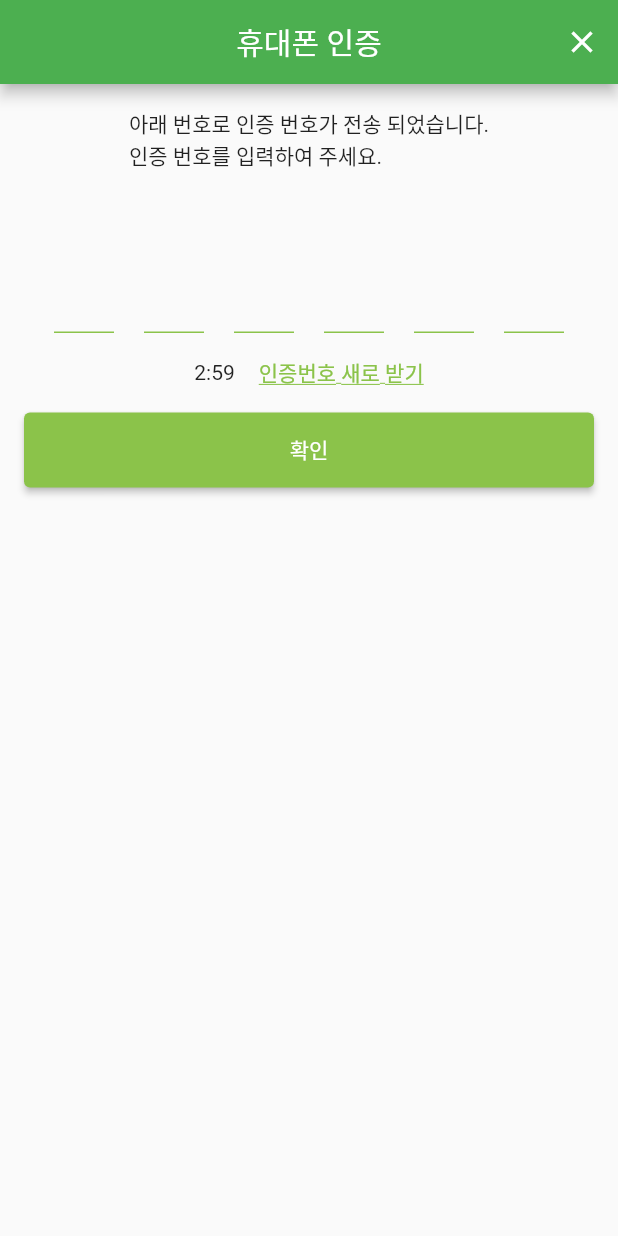
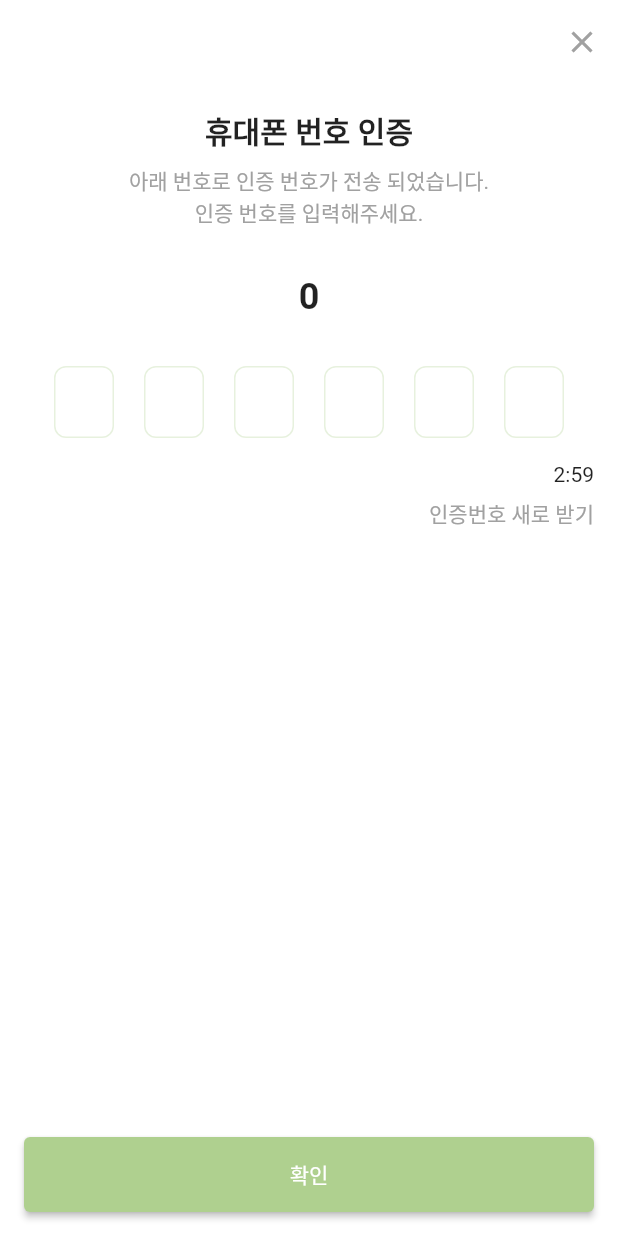
Before and after one commit to safeT-CE/Flutter_main, a Flutter app: the PhoneVerificationPage screen opened directly with empty values, on a phone screen of 412 x 824 dp. Run offline on Flutter 3.47's test engine with Material 2 defaults, Android fonts, the phone set to English and light mode, and no system bars; our stand-ins replace camera, geolocator, shared_preferences; missing offline and left inert: google_ml_kit, kakao_map_plugin; accounts and stored records are empty.

Commit message:
💄auth sub pages

```diff
--- a/lib/pages/auth_phonenum_verificate_page.dart
+++ b/lib/pages/auth_phonenum_verificate_page.dart
@@ -58,32 +58,48 @@ class _PhoneVerificationPageState extends State<PhoneVerificationPage> {
 
   @override
   Widget build(BuildContext context) {
+    String displayPhoneNumber = '0${widget.phoneNumber}'; // 전화번호 앞에 0 추가
+
     return Scaffold(
       appBar: AppBar(
+        backgroundColor: Colors.white,
+        elevation: 0,
         title: Text('휴대폰 인증'),
         centerTitle: true,
         automaticallyImplyLeading: false,
         actions: [
           IconButton(
-            icon: Icon(Icons.close),
+            icon: Icon(Icons.close, color: safeTgray),
             onPressed: () {
               Navigator.pop(context);
             },
           ),
         ],
       ),
-      body: Padding(
+      backgroundColor: Colors.white,
+      body: SingleChildScrollView(
+        child: Padding(
           padding: const EdgeInsets.all(16.0),
           child: Column(
             crossAxisAlignment: CrossAxisAlignment.center,
             children: [
-            Text('아래 번호로 인증 번호가 전송 되었습니다.\n인증 번호를 입력하여 주세요.'),
-            SizedBox(height: 16),
               Text(
-              widget.phoneNumber,
+                '휴대폰 번호 인증',
+                textAlign: TextAlign.center,
+                style: TextStyle(fontSize: 20, fontWeight: FontWeight.bold),
+              ),
+              SizedBox(height: 8),
+              Text(
+                '아래 번호로 인증 번호가 전송 되었습니다.\n인증 번호를 입력해주세요.',
+                textAlign: TextAlign.center,
+                style: TextStyle(color: safeTgray),
+              ),
+              SizedBox(height: 32),
+              Text(
+                displayPhoneNumber,
                 style: TextStyle(fontSize: 24, fontWeight: FontWeight.bold),
               ),
-            SizedBox(height: 16),
+              SizedBox(height: 32),
               Row(
                 mainAxisAlignment: MainAxisAlignment.spaceEvenly,
                 children: List.generate(6, (index) {
@@ -97,8 +113,18 @@ class _PhoneVerificationPageState extends State<PhoneVerificationPage> {
                       textAlign: TextAlign.center,
                       decoration: InputDecoration(
                         counterText: '',
-                      enabledBorder: UnderlineInputBorder(
-                        borderSide: BorderSide(color: Colors.lightGreen),
+                        contentPadding: EdgeInsets.all(10),
+                        border: OutlineInputBorder(
+                          borderRadius: BorderRadius.circular(8.0),
+                          borderSide: BorderSide(color: safeTlightgreen),
+                        ),
+                        focusedBorder: OutlineInputBorder(
+                          borderRadius: BorderRadius.circular(8.0),
+                          borderSide: BorderSide(color: safeTlightgreen),
+                        ),
+                        enabledBorder: OutlineInputBorder(
+                          borderRadius: BorderRadius.circular(8.0),
+                          borderSide: BorderSide(color: safeTlightgreen),
                         ),
                       ),
                       onChanged: (value) {
@@ -113,36 +139,41 @@ class _PhoneVerificationPageState extends State<PhoneVerificationPage> {
                 }),
               ),
               SizedBox(height: 16),
-            Row(
-              mainAxisAlignment: MainAxisAlignment.center,
-              children: [
-                Text(timerText),
-                SizedBox(width: 16),
-                GestureDetector(
+              Align(
+                alignment: Alignment.centerRight,
+                child: Text(timerText),
+              ),
+              SizedBox(height: 8),
+              Align(
+                alignment: Alignment.centerRight,
+                child: GestureDetector(
                   onTap: _resendCode,
                   child: Text(
                     '인증번호 새로 받기',
                     style: TextStyle(
-                      color: Colors.lightGreen,
-                      decoration: TextDecoration.underline,
+                      color: safeTgray,
+                      decoration: TextDecoration.none,
                     ),
                   ),
                 ),
+              ),
+              SizedBox(height: 16),
             ],
           ),
-            SizedBox(height: 16),
-            ElevatedButton(
+        ),
+      ),
+      bottomNavigationBar: Padding(
+        padding: const EdgeInsets.all(16.0),
+        child: ElevatedButton(
           onPressed: () {
             // 인증 번호 확인 로직 추가
             Navigator.pushNamed(context, '/auth_id_how');
           },
           style: ElevatedButton.styleFrom(
-                primary: Colors.lightGreen,
+            backgroundColor: safeTgreen,
             minimumSize: Size(double.infinity, 50),
           ),
           child: Text('확인'),
-            ),
-          ],
         ),
       ),
     );
```
Also changed, not shown: lib/pages/auth_face_cam_page.dart (+17 -5 lines), lib/pages/auth_face_how_page.dart (+12 -12 lines), lib/pages/auth_idcard_cam_page.dart (+75 -26 lines), lib/pages/auth_idcard_how_page.dart (+8 -12 lines), lib/pages/auth_phonenum_page.dart (+25 -17 lines). Lines whose indentation alone changed are shown as unchanged.
